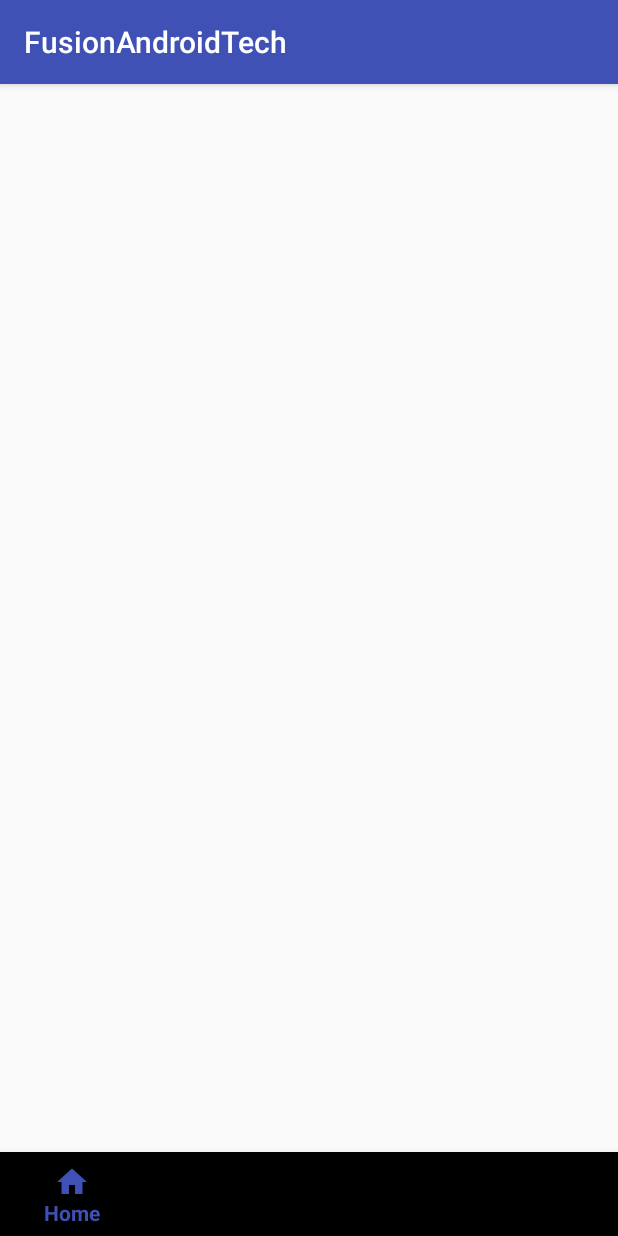
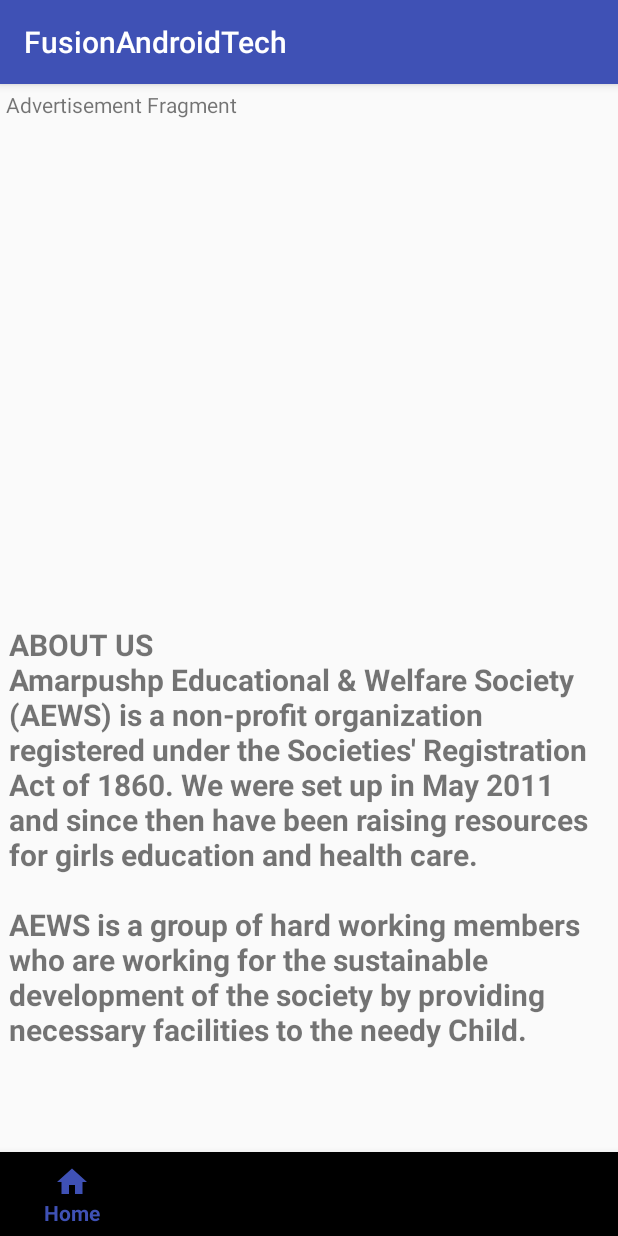
Before and after one commit to Krishna-dubey/FusionAndroidTech, an Android app: the screen it shows after launch (MainActivity), on a phone screen of 412 x 824 dp. Run offline under Robolectric (Android 15) with nearby library versions, the phone set to English and light mode, and no system bars.

Commit message:
added fragments

```diff
--- /dev/null
+++ b/app/src/main/java/com/example/krishna/fusionandroidtech/AboutUsFragment.java
@@ -0,0 +1,38 @@
+package com.example.krishna.fusionandroidtech;
+
+
+import android.os.Bundle;
+import android.support.v4.app.Fragment;
+import android.view.LayoutInflater;
+import android.view.View;
+import android.view.ViewGroup;
+import android.widget.TextView;
+
+
+/**
+ * A simple {@link Fragment} subclass.
+ */
+public class AboutUsFragment extends Fragment {
+
+
+    public AboutUsFragment() {
+        // Required empty public constructor
+    }
+
+    TextView t1;
+
+    @Override
+    public View onCreateView(LayoutInflater inflater, ViewGroup container,
+                             Bundle savedInstanceState) {
+        View view = inflater.inflate(R.layout.fragment_about_us, container, false);
+        t1=view.findViewById(R.id.text1);
+        String str="ABOUT US\n"+"Amarpushp Educational & Welfare Society (AEWS) is a non-profit organization registered under the Societies' Registration Act of 1860. We were set up in May 2011 and since then have been raising resources for girls education and health care.\n" +
+                "\n" +
+                "AEWS is a group of hard working members who are working for the sustainable development of the society by providing necessary facilities to the needy Child.";
+        t1.setText(str);
+        // Inflate the layout for this fragment
+
+        return view;
+    }
+
+}
--- /dev/null
+++ b/app/src/main/java/com/example/krishna/fusionandroidtech/AdvertismentFragment.java
@@ -0,0 +1,29 @@
+package com.example.krishna.fusionandroidtech;
+
+
+import android.os.Bundle;
+import android.support.v4.app.Fragment;
+import android.view.LayoutInflater;
+import android.view.View;
+import android.view.ViewGroup;
+
+
+/**
+ * A simple {@link Fragment} subclass.
+ */
+public class AdvertismentFragment extends Fragment {
+
+
+    public AdvertismentFragment() {
+        // Required empty public constructor
+    }
+
+
+    @Override
+    public View onCreateView(LayoutInflater inflater, ViewGroup container,
+                             Bundle savedInstanceState) {
+        // Inflate the layout for this fragment
+        return inflater.inflate(R.layout.fragment_advertisment, container, false);
+    }
+
+}
--- a/app/src/main/java/com/example/krishna/fusionandroidtech/MainActivity.java
+++ b/app/src/main/java/com/example/krishna/fusionandroidtech/MainActivity.java
@@ -1,12 +1,16 @@
 package com.example.krishna.fusionandroidtech;
+import android.app.FragmentManager;
+import android.app.FragmentTransaction;
+import android.support.annotation.NonNull;
 import android.support.design.widget.BottomNavigationView;
 import android.support.v7.app.AppCompatActivity;
 import android.os.Bundle;
-
-
+import android.support.v4.app.Fragment;
+import android.view.MenuItem;
 
 
 public class MainActivity extends AppCompatActivity {
+    public  static android.support.v4.app.FragmentManager fragmentManager;
     @Override
     protected void onCreate(Bundle savedInstanceState) {
         super.onCreate(savedInstanceState);
@@ -14,6 +18,51 @@ public class MainActivity extends AppCompatActivity {
         BottomNavigationView bottomNavigationView = (BottomNavigationView) findViewById(R.id.bottom_navigation_bar);
         BottomNavigationViewHelper.disableShiftMode(bottomNavigationView);
         BottomNavigationViewHelper.removeShiftMode(bottomNavigationView);
+
+
+
+        fragmentManager = getSupportFragmentManager();
+
+        if(findViewById(R.id.fragment_container2)!=null && findViewById(R.id.fragment_container1)!=null){
+
+            if(savedInstanceState!=null){
+                return;
+
+            }
+            android.support.v4.app.FragmentTransaction fragmentTransaction=fragmentManager.beginTransaction();
+            fragmentTransaction.add(R.id.fragment_container2,new AboutUsFragment(),null);
+            fragmentTransaction.add(R.id.fragment_container1,new AdvertismentFragment(),null);
+            fragmentTransaction.commit();
+
+
+
+        }
+        bottomNavigationView.setOnNavigationItemSelectedListener(new BottomNavigationView.OnNavigationItemSelectedListener() {
+            @Override
+            public boolean onNavigationItemSelected(@NonNull MenuItem item) {
+                switch (item.getItemId()){
+                    case R.id.workshops:
+                        getSupportFragmentManager().beginTransaction().replace(R.id.container4,new WorkshopFragment(),null).commit();
+                        break;
+                    case R.id.aw:
+                        getSupportFragmentManager().beginTransaction().replace(R.id.container4,new AwFragment(),null).commit();
+                        break;
+                    case R.id.videos:
+                        getSupportFragmentManager().beginTransaction().replace(R.id.container4,new VideosFragment(),null).commit();
+                        break;
+                    case R.id.more:
+                        getSupportFragmentManager().beginTransaction().replace(R.id.container4,new MoreFragment(),null).commit();
+                        break;
+                    case R.id.home:
+                        getSupportFragmentManager().beginTransaction().replace(R.id.fragment_container1,new AdvertismentFragment(),null).commit();
+                        getSupportFragmentManager().beginTransaction().replace(R.id.fragment_container2,new AboutUsFragment(),null).commit();
+                        break;
+                }
+                return true;
+            }
+        });
+
+
     }
 
 
--- /dev/null
+++ b/app/src/main/res/drawable/ic_featured_video_black_24dp.xml
@@ -0,0 +1,9 @@
+<vector xmlns:android="http://schemas.android.com/apk/res/android"
+        android:width="24dp"
+        android:height="24dp"
+        android:viewportWidth="24.0"
+        android:viewportHeight="24.0">
+    <path
+        android:fillColor="#FF000000"
+        android:pathData="M21,3L3,3c-1.1,0 -2,0.9 -2,2v14c0,1.1 0.9,2 2,2h18c1.1,0 2,-0.9 2,-2L23,5c0,-1.1 -0.9,-2 -2,-2zM12,12L3,12L3,5h9v7z"/>
+</vector>
--- a/app/src/main/res/layout/activity_main.xml
+++ b/app/src/main/res/layout/activity_main.xml
@@ -1,11 +1,39 @@
 <?xml version="1.0" encoding="utf-8"?>
-<FrameLayout xmlns:android="http://schemas.android.com/apk/res/android"
+<LinearLayout xmlns:android="http://schemas.android.com/apk/res/android"
     xmlns:app="http://schemas.android.com/apk/res-auto"
     xmlns:tools="http://schemas.android.com/tools"
     android:layout_width="match_parent"
     android:layout_height="match_parent"
     android:orientation="vertical"
     tools:context="com.example.krishna.fusionandroidtech.MainActivity">
+
+
+    <LinearLayout
+        android:id="@+id/container4"
+        android:layout_width="match_parent"
+        android:layout_height="0dp"
+        android:layout_weight="1"
+        android:layout_margin="2dp"
+        android:orientation="vertical">
+            <FrameLayout
+                android:id="@+id/fragment_container1"
+                android:layout_width="match_parent"
+                android:layout_height="0dp"
+                android:layout_weight="0.5"
+                android:layout_margin="2dp">
+
+            </FrameLayout>
+            <FrameLayout
+                android:id="@+id/fragment_container2"
+                android:layout_width="match_parent"
+                android:layout_height="0dp"
+                android:layout_weight="0.5"
+                android:layout_margin="2dp">
+
+            </FrameLayout>
+
+
+    </LinearLayout>
 
 
     <android.support.design.widget.BottomNavigationView
@@ -15,4 +43,4 @@
         android:layout_gravity="bottom"
         app:menu="@menu/my_navigation_items"/>
 
-</FrameLayout>
+</LinearLayout>
--- /dev/null
+++ b/app/src/main/res/layout/fragment_about_us.xml
@@ -0,0 +1,26 @@
+<LinearLayout xmlns:android="http://schemas.android.com/apk/res/android"
+    xmlns:tools="http://schemas.android.com/tools"
+    android:layout_width="match_parent"
+    android:layout_height="match_parent"
+    tools:context="com.example.krishna.fusionandroidtech.AboutUsFragment">
+
+    <!-- TODO: Update blank fragment layout -->
+    <ScrollView
+        android:layout_width="match_parent"
+        android:layout_height="match_parent">
+        <LinearLayout
+            android:layout_width="match_parent"
+            android:layout_height="match_parent">
+            <TextView
+                android:id="@+id/text1"
+                android:layout_width="match_parent"
+                android:layout_height="match_parent"
+                android:layout_margin="2dp"
+                android:text=""
+                android:textSize="20sp"
+                android:textStyle="bold"/>
+        </LinearLayout>
+
+    </ScrollView>
+
+</LinearLayout>
--- /dev/null
+++ b/app/src/main/res/layout/fragment_advertisment.xml
@@ -0,0 +1,13 @@
+<FrameLayout xmlns:android="http://schemas.android.com/apk/res/android"
+    xmlns:tools="http://schemas.android.com/tools"
+    android:layout_width="match_parent"
+    android:layout_height="match_parent"
+    tools:context="com.example.krishna.fusionandroidtech.AdvertismentFragment">
+
+    <!-- TODO: Update blank fragment layout -->
+    <TextView
+        android:layout_width="match_parent"
+        android:layout_height="match_parent"
+        android:text="Advertisement Fragment" />
+
+</FrameLayout>
--- a/app/src/main/res/menu/my_navigation_items.xml
+++ b/app/src/main/res/menu/my_navigation_items.xml
@@ -13,9 +13,9 @@
         android:title="A.W."
         android:icon="@drawable/ic_devices_other_black_24dp"
         app:showAsAction="always|withText"/>
-    <item android:id="@+id/location"
-        android:title="Locations"
-        android:icon="@drawable/ic_location_on_black_24dp"
+    <item android:id="@+id/videos"
+        android:title="Videos"
+        android:icon="@drawable/ic_featured_video_black_24dp"
         app:showAsAction="always|withText"/>
     <item android:id="@+id/more"
         android:title="More"
--- a/app/src/main/res/values/strings.xml
+++ b/app/src/main/res/values/strings.xml
@@ -1,3 +1,6 @@
 <resources>
     <string name="app_name">FusionAndroidTech</string>
+
+    <!-- TODO: Remove or change this placeholder text -->
+    <string name="hello_blank_fragment">Hello blank fragment</string>
 </resources>
```
Also changed, not shown: app/build.gradle (+11 -0 lines), app/src/main/java/com/example/krishna/fusionandroidtech/AwFragment.java (added, +29 -0 lines), app/src/main/java/com/example/krishna/fusionandroidtech/MoreFragment.java (added, +29 -0 lines), app/src/main/java/com/example/krishna/fusionandroidtech/VideosFragment.java (added, +29 -0 lines), app/src/main/java/com/example/krishna/fusionandroidtech/WorkshopFragment.java (added, +29 -0 lines), app/src/main/res/layout/fragment_aw.xml (added, +15 -0 lines), app/src/main/res/layout/fragment_more.xml (added, +15 -0 lines), app/src/main/res/layout/fragment_videos.xml (added, +16 -0 lines), app/src/main/res/layout/fragment_workshop.xml (added, +16 -0 lines).
